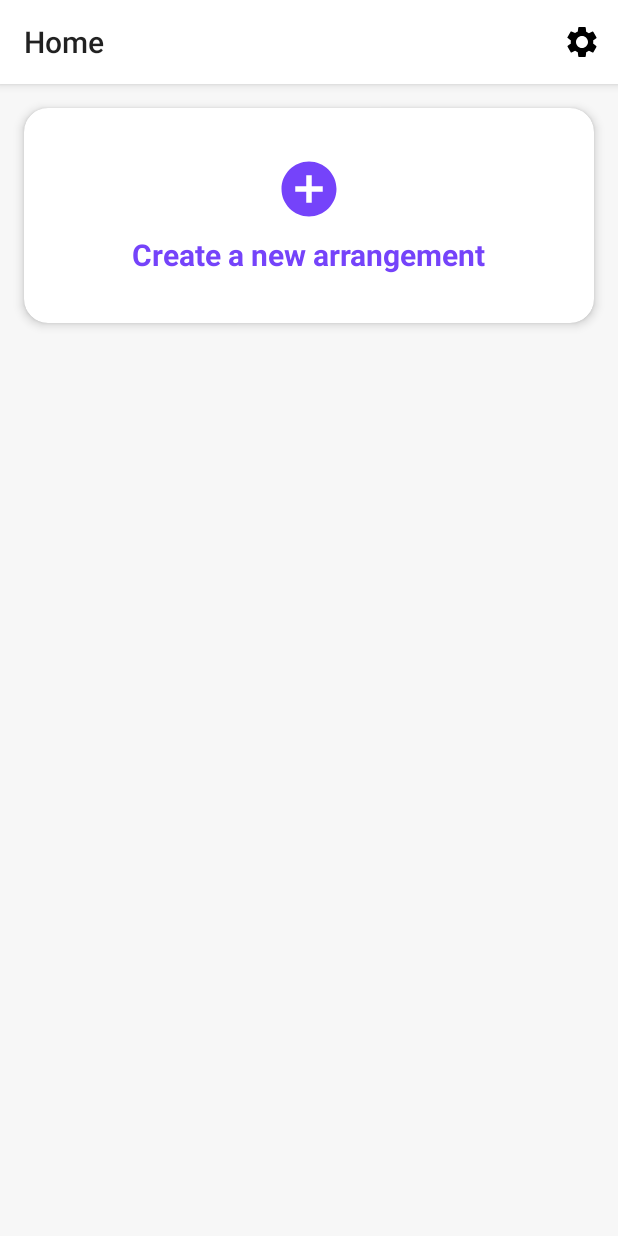
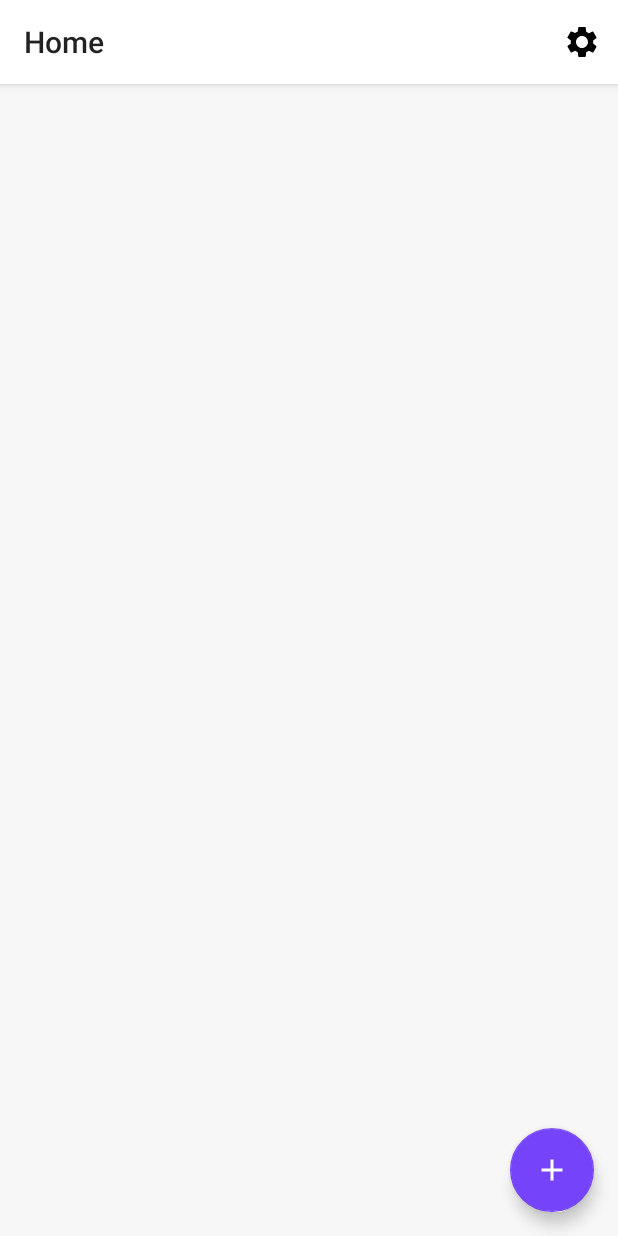
Before and after one commit to MinSeungHyun/RandomSeatArrangement, an Android app: the screen it shows after launch (HomeActivity), on a phone screen of 412 x 824 dp. Run offline under Robolectric (Android 15) with nearby library versions, the phone set to English and light mode, and no system bars; our stand-ins replace data binding.

Commit message:
Replace add button to floating action button

```diff
--- a/app/build.gradle
+++ b/app/build.gradle
@@ -43,8 +43,8 @@ dependencies {
     //firebase
     implementation 'com.google.firebase:firebase-analytics:17.2.1'
 
-    //CardView
-    implementation "androidx.cardview:cardview:1.0.0"
+    implementation 'androidx.coordinatorlayout:coordinatorlayout:1.1.0'
+    implementation 'com.google.android.material:material:1.0.0'
 }
 repositories {
     mavenCentral()
--- a/app/src/main/res/drawable/ic_add_circle_24px.xml
+++ b/app/src/main/res/drawable/ic_add_24px.xml
@@ -5,5 +5,5 @@
     android:viewportHeight="24">
     <path
         android:fillColor="#FF000000"
-        android:pathData="M12,2C6.48,2 2,6.48 2,12s4.48,10 10,10 10,-4.48 10,-10S17.52,2 12,2zM17,13h-4v4h-2v-4L7,13v-2h4L11,7h2v4h4v2z" />
+        android:pathData="M19,13h-6v6h-2v-6H5v-2h6V5h2v6h6v2z" />
 </vector>
--- a/app/src/main/res/layout/activity_home.xml
+++ b/app/src/main/res/layout/activity_home.xml
@@ -16,39 +16,15 @@
         android:background="@color/grayBackground"
         tools:context=".ui.home.HomeActivity">
 
-        <androidx.cardview.widget.CardView
-            android:layout_width="match_parent"
+        <com.google.android.material.floatingactionbutton.FloatingActionButton
+            android:layout_width="wrap_content"
             android:layout_height="wrap_content"
-            android:layout_margin="16dp"
+            android:layout_marginEnd="16dp"
+            android:layout_marginBottom="16dp"
             android:onClick="@{() -> vm.onCreateButtonClick()}"
-            app:cardCornerRadius="@dimen/cardCornerRadius"
-            app:cardElevation="@dimen/cardElevation"
-            app:layout_constraintTop_toTopOf="parent">
-
-            <LinearLayout
-                android:layout_width="match_parent"
-                android:layout_height="wrap_content"
-                android:background="?attr/selectableItemBackground"
-                android:gravity="center"
-                android:orientation="vertical"
-                android:padding="32dp">
-
-                <ImageView
-                    android:layout_width="44dp"
-                    android:layout_height="44dp"
-                    android:src="@drawable/ic_add_circle_24px"
-                    android:tint="@color/colorPrimary"
-                    tools:ignore="ContentDescription" />
-
-                <TextView
-                    android:layout_width="wrap_content"
-                    android:layout_height="wrap_content"
-                    android:layout_marginTop="8dp"
-                    android:text="@string/create_new_arrangement"
-                    android:textColor="@color/colorPrimary"
-                    android:textSize="20sp"
-                    android:textStyle="bold" />
-            </LinearLayout>
-        </androidx.cardview.widget.CardView>
+            android:src="@drawable/ic_add_24px"
+            android:tint="@android:color/white"
+            app:layout_constraintBottom_toBottomOf="parent"
+            app:layout_constraintEnd_toEndOf="parent" />
     </androidx.constraintlayout.widget.ConstraintLayout>
 </layout>
```
